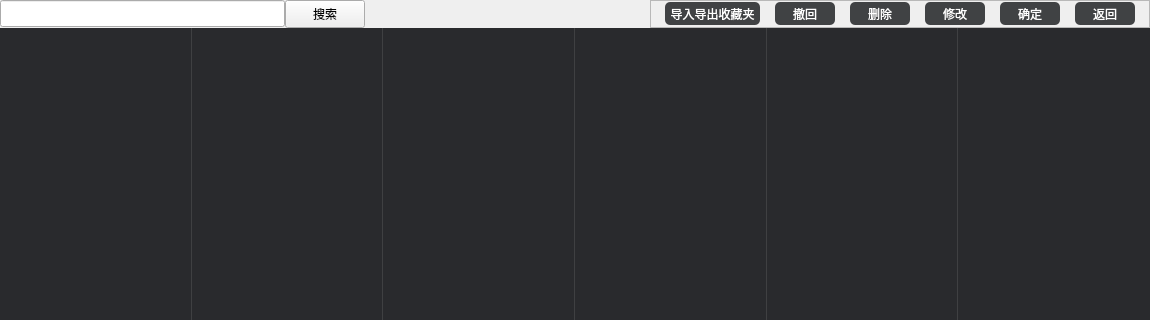
Above: VideoPlayer/browser/CollectRecords.ui from huizhang556/pc-video-player before the change; both pictures show x 0 to 1150 and y 0 to 320 of the 1150 by 490 pixel window. Below: the same form after it.
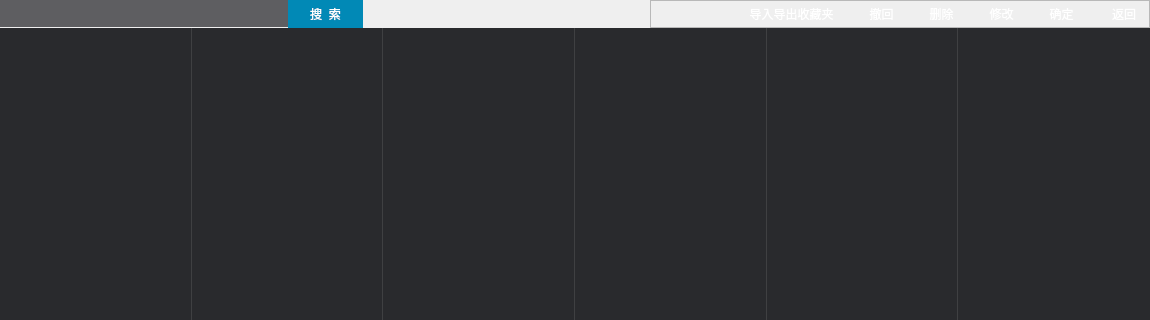
That is the form after the change.

Diff of the .ui file:
```diff
--- a/VideoPlayer/browser/CollectRecords.ui
+++ b/VideoPlayer/browser/CollectRecords.ui
@@ -46,7 +46,7 @@
         <widget class="QLineEdit" name="lineEdit_search">
          <property name="minimumSize">
           <size>
-           <width>260</width>
+           <width>200</width>
            <height>27</height>
           </size>
          </property>
@@ -56,24 +56,70 @@
            <height>27</height>
           </size>
          </property>
+         <property name="styleSheet">
+          <string notr="true">#lineEdit_search
+{
+color:#cccccc;
+font-family:&quot;微软雅黑&quot;;
+font-size:15px;
+background-color: #5e5e61;
+selection-background-color:#aecbfa;
+border-right-width:0px;
+border-top-left-radius:0;
+border-top-right-radius:0;
+border-bottom-right-radius:0;
+border-bottom-left-radius:0;
+padding-right:2px;
+padding-left:2px;
+}
+
+#lineEdit_search:hover
+{
+background-color: #48484c;
+border-right:-2px;
+color: #9094e9;
+}
+
+
+
+</string>
+         </property>
         </widget>
        </item>
        <item>
         <widget class="QPushButton" name="pushButton_search">
          <property name="minimumSize">
           <size>
-           <width>0</width>
+           <width>75</width>
            <height>28</height>
           </size>
          </property>
          <property name="maximumSize">
           <size>
-           <width>16777215</width>
+           <width>75</width>
            <height>28</height>
           </size>
          </property>
+         <property name="styleSheet">
+          <string notr="true">#pushButton_search
+{
+background-color:#0189b6;
+border-left-width:0px;
+border-right-width:0px;
+border-top-left-radius:0;
+border-top-right-radius:0;
+border-bottom-right-radius:0;
+border-bottom-left-radius:0;
+color:white;
+}
+
+#pushButton_search:hover
+{
+color: #b61432;
+}</string>
+         </property>
          <property name="text">
-          <string>搜索</string>
+          <string>搜  索</string>
          </property>
         </widget>
        </item>
@@ -138,7 +184,7 @@
           <item>
            <layout class="QHBoxLayout" name="horizontalLayout">
             <property name="spacing">
-             <number>15</number>
+             <number>0</number>
             </property>
             <property name="topMargin">
              <number>0</number>
@@ -146,26 +192,46 @@
             <property name="bottomMargin">
              <number>0</number>
             </property>
+            <item>
+             <spacer name="horizontalSpacer">
+              <property name="orientation">
+               <enum>Qt::Horizontal</enum>
+              </property>
+              <property name="sizeHint" stdset="0">
+               <size>
+                <width>40</width>
+                <height>20</height>
+               </size>
+              </property>
+             </spacer>
+            </item>
             <item>
              <widget class="QPushButton" name="pushButton_export">
               <property name="minimumSize">
                <size>
-                <width>95</width>
+                <width>120</width>
                 <height>23</height>
                </size>
               </property>
               <property name="maximumSize">
                <size>
-                <width>95</width>
+                <width>120</width>
                 <height>23</height>
                </size>
               </property>
               <property name="styleSheet">
                <string notr="true">#pushButton_export
 {
+border-style:outset;
+margin-right: 15px;
 border-radius:5px;
-background-color: #404244;
 color:white;
+background:qlineargradient(spread:pad, x1:0, y1:0, x2:1, y2:0, 
+stop:0 		#2394b2, 
+stop:0.25 	#5ac3dd, 
+stop:0.5 	#46b4cf, 
+stop:0.75 	#2f9ebb, 
+stop:1 		#2093b1);
 }
 #pushButton_export:hover
 {
@@ -196,16 +262,25 @@
               <property name="styleSheet">
                <string notr="true">#pushButton_undo
 {
+border-style:outset;
+margin-right: 15px;
 border-radius:5px;
-background-color: #404244;
 color:white;
+background:qlineargradient(spread:pad, x1:0, y1:0, x2:1, y2:0, 
+stop:0 		#2394b2, 
+stop:0.25 	#5ac3dd, 
+stop:0.5 	#46b4cf, 
+stop:0.75 	#2f9ebb, 
+stop:1 		#2093b1);
 }
 #pushButton_undo:hover
 {
 border-radius:5px;
 background-color: #262829;
 color:white;
-}</string>
+background-color: #274b5b;
+}
+</string>
               </property>
               <property name="text">
                <string>撤回</string>
@@ -229,9 +304,16 @@
               <property name="styleSheet">
                <string notr="true">#pushButton_delete
 {
+border-style:outset;
+margin-right: 15px;
 border-radius:5px;
-background-color: #404244;
 color:white;
+background:qlineargradient(spread:pad, x1:0, y1:0, x2:1, y2:0, 
+stop:0 		#2394b2, 
+stop:0.25 	#5ac3dd, 
+stop:0.5 	#46b4cf, 
+stop:0.75 	#2f9ebb, 
+stop:1 		#2093b1);
 }
 #pushButton_delete:hover
 {
@@ -262,9 +344,16 @@
               <property name="styleSheet">
                <string notr="true">#pushButton_change
 {
+border-style:outset;
+margin-right: 15px;
 border-radius:5px;
-background-color: #404244;
 color:white;
+background:qlineargradient(spread:pad, x1:0, y1:0, x2:1, y2:0, 
+stop:0 		#2394b2, 
+stop:0.25 	#5ac3dd, 
+stop:0.5 	#46b4cf, 
+stop:0.75 	#2f9ebb, 
+stop:1 		#2093b1);
 }
 #pushButton_change:hover
 {
@@ -295,9 +384,16 @@
               <property name="styleSheet">
                <string notr="true">#pushButton_sure
 {
+border-style:outset;
+margin-right: 15px;
 border-radius:5px;
-background-color: #404244;
 color:white;
+background:qlineargradient(spread:pad, x1:0, y1:0, x2:1, y2:0, 
+stop:0 		#2394b2, 
+stop:0.25 	#5ac3dd, 
+stop:0.5 	#46b4cf, 
+stop:0.75 	#2f9ebb, 
+stop:1 		#2093b1);
 }
 #pushButton_sure:hover
 {
@@ -315,13 +411,13 @@
              <widget class="QPushButton" name="pushButton_return">
               <property name="minimumSize">
                <size>
-                <width>60</width>
+                <width>50</width>
                 <height>23</height>
                </size>
               </property>
               <property name="maximumSize">
                <size>
-                <width>60</width>
+                <width>50</width>
                 <height>23</height>
                </size>
               </property>
@@ -329,8 +425,14 @@
                <string notr="true">#pushButton_return
 {
 border-radius:5px;
-background-color: #404244;
 color:white;
+border-style:outset;
+background:qlineargradient(spread:pad, x1:0, y1:0, x2:1, y2:0, 
+stop:0 		#2394b2, 
+stop:0.25 	#5ac3dd, 
+stop:0.5 	#46b4cf, 
+stop:0.75 	#2f9ebb, 
+stop:1 		#2093b1);
 }
 #pushButton_return:hover
 {
```
Left out of the diff: 11 changed lines with no effect on the pictures.
